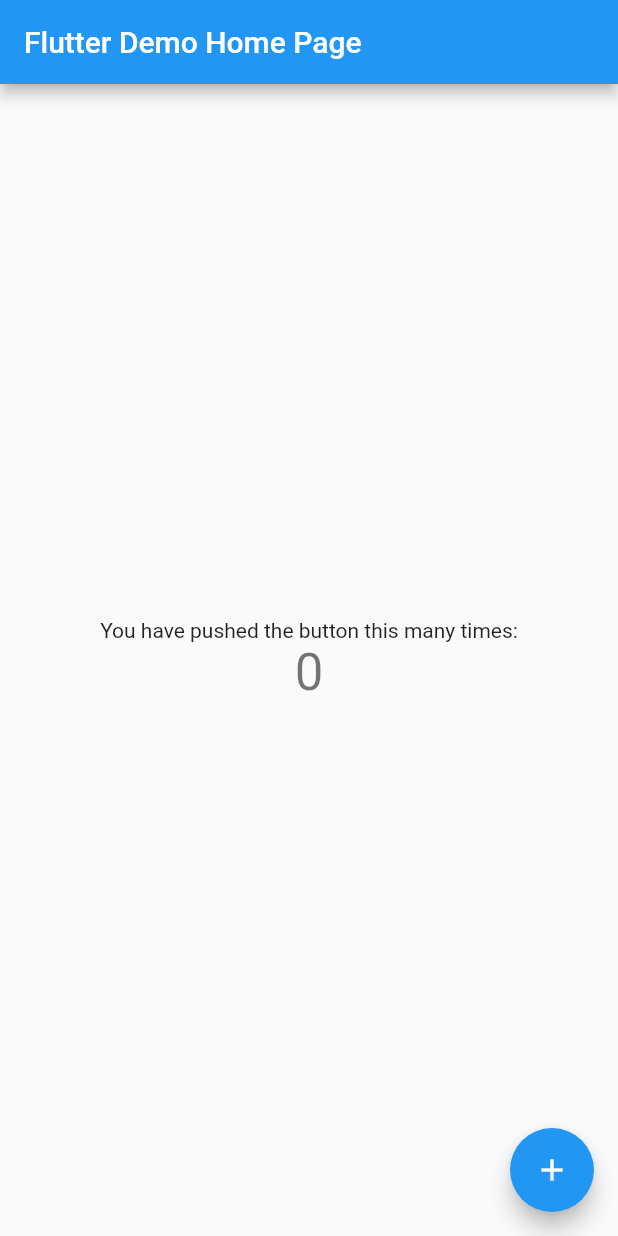
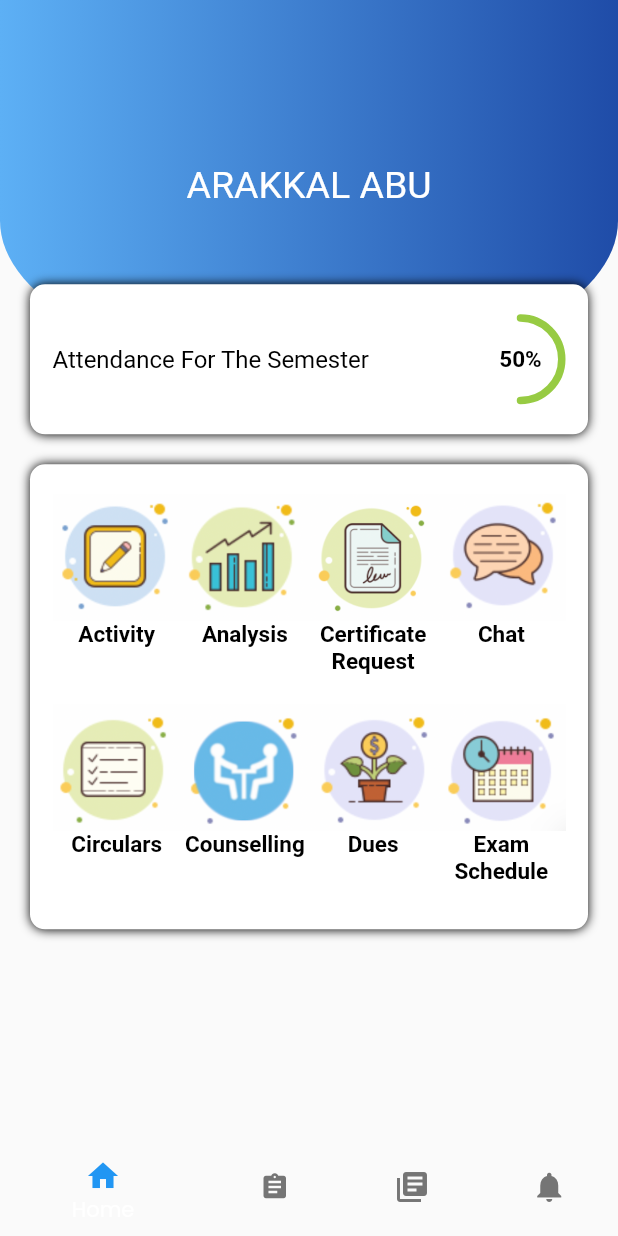
Before and after one commit to GDSCSCTCE/Student-Port, a Flutter app: the screen it shows after launch, on a phone screen of 412 x 824 dp. Run offline on Flutter 3.47's test engine with Material 2 defaults, Android fonts, the phone set to English and light mode, and no system bars; drawn by our look-alikes of percent_indicator; our stand-ins replace google_fonts, sizer.

Commit message:
etlab UI

```diff
--- a/lib/main.dart
+++ b/lib/main.dart
@@ -1,6 +1,13 @@
 import 'package:flutter/material.dart';
+import 'package:flutter/services.dart';
+import 'package:google_fonts/google_fonts.dart';
+import 'package:sct_lab/views/splash_screen/splash_screen.dart';
+import 'package:sizer/sizer.dart';
 
-void main() {
+void main() async {
+  WidgetsFlutterBinding.ensureInitialized();
+  SystemChrome.setPreferredOrientations(
+      [DeviceOrientation.portraitUp, DeviceOrientation.portraitDown]);
   runApp(const MyApp());
 }
 
@@ -10,106 +17,16 @@
   // This widget is the root of your application.
   @override
   Widget build(BuildContext context) {
-    return MaterialApp(
-      title: 'Flutter Demo',
-      theme: ThemeData(
-        // This is the theme of your application.
-        //
-        // Try running your application with "flutter run". You'll see the
-        // application has a blue toolbar. Then, without quitting the app, try
-        // changing the primarySwatch below to Colors.green and then invoke
-        // "hot reload" (press "r" in the console where you ran "flutter run",
-        // or simply save your changes to "hot reload" in a Flutter IDE).
-        // Notice that the counter didn't reset back to zero; the application
-        // is not restarted.
-        primarySwatch: Colors.blue,
-      ),
-      home: const MyHomePage(title: 'Flutter Demo Home Page'),
-    );
+    return Sizer(builder: (context, orientation, deviceType) {
+      return MaterialApp(
+        title: 'Flutter Demo',
+        theme: ThemeData(
+          textTheme: TextTheme(
+            headline1: GoogleFonts.poppins(color: Color(0xff212121)),
+          ),
+        ),
+        home: const SplashScreen(),
+      );
+    });
   }
 }
-
-class MyHomePage extends StatefulWidget {
-  const MyHomePage({super.key, required this.title});
-
-  // This widget is the home page of your application. It is stateful, meaning
-  // that it has a State object (defined below) that contains fields that affect
-  // how it looks.
-
-  // This class is the configuration for the state. It holds the values (in this
-  // case the title) provided by the parent (in this case the App widget) and
-  // used by the build method of the State. Fields in a Widget subclass are
-  // always marked "final".
-
-  final String title;
-
-  @override
-  State<MyHomePage> createState() => _MyHomePageState();
-}
-
-class _MyHomePageState extends State<MyHomePage> {
-  int _counter = 0;
-
-  void _incrementCounter() {
-    setState(() {
-      // This call to setState tells the Flutter framework that something has
-      // changed in this State, which causes it to rerun the build method below
-      // so that the display can reflect the updated values. If we changed
-      // _counter without calling setState(), then the build method would not be
-      // called again, and so nothing would appear to happen.
-      _counter++;
-    });
-  }
-
-  @override
-  Widget build(BuildContext context) {
-    // This method is rerun every time setState is called, for instance as done
-    // by the _incrementCounter method above.
-    //
-    // The Flutter framework has been optimized to make rerunning build methods
-    // fast, so that you can just rebuild anything that needs updating rather
-    // than having to individually change instances of widgets.
-    return Scaffold(
-      appBar: AppBar(
-        // Here we take the value from the MyHomePage object that was created by
-        // the App.build method, and use it to set our appbar title.
-        title: Text(widget.title),
-      ),
-      body: Center(
-        // Center is a layout widget. It takes a single child and positions it
-        // in the middle of the parent.
-        child: Column(
-          // Column is also a layout widget. It takes a list of children and
-          // arranges them vertically. By default, it sizes itself to fit its
-          // children horizontally, and tries to be as tall as its parent.
-          //
-          // Invoke "debug painting" (press "p" in the console, choose the
-          // "Toggle Debug Paint" action from the Flutter Inspector in Android
-          // Studio, or the "Toggle Debug Paint" command in Visual Studio Code)
-          // to see the wireframe for each widget.
-          //
-          // Column has various properties to control how it sizes itself and
-          // how it positions its children. Here we use mainAxisAlignment to
-          // center the children vertically; the main axis here is the vertical
-          // axis because Columns are vertical (the cross axis would be
-          // horizontal).
-          mainAxisAlignment: MainAxisAlignment.center,
-          children: <Widget>[
-            const Text(
-              'You have pushed the button this many times:',
-            ),
-            Text(
-              '$_counter',
-              style: Theme.of(context).textTheme.headline4,
-            ),
-          ],
-        ),
-      ),
-      floatingActionButton: FloatingActionButton(
-        onPressed: _incrementCounter,
-        tooltip: 'Increment',
-        child: const Icon(Icons.add),
-      ), // This trailing comma makes auto-formatting nicer for build methods.
-    );
-  }
-}
--- /dev/null
+++ b/lib/views/home_screen/home_screen.dart
@@ -0,0 +1,238 @@
+import 'package:flutter/material.dart';
+import 'package:google_fonts/google_fonts.dart';
+import 'package:percent_indicator/circular_percent_indicator.dart';
+import 'package:sizer/sizer.dart';
+
+class HomeScreen extends StatefulWidget {
+  const HomeScreen({super.key});
+
+  @override
+  State<HomeScreen> createState() => _HomeScreenState();
+}
+
+class _HomeScreenState extends State<HomeScreen> {
+  static const CONTENT_LABELS = [
+    'Activity',
+    'Analysis',
+    'Certificate Request',
+    'Chat',
+    'Circulars',
+    'Counselling',
+    'Dues',
+    'Exam Schedule'
+  ];
+
+  List<BottomNavigationBarItem> _getBottomNavBarItems() {
+    return [
+      BottomNavigationBarItem(
+        icon: Icon(
+          Icons.home,
+          color: Colors.grey[600],
+        ),
+        label: "Home",
+        activeIcon: Icon(
+          Icons.home,
+          color: Colors.blue,
+        ),
+      ),
+      BottomNavigationBarItem(
+        icon: Icon(
+          Icons.assignment,
+          color: Colors.grey[600],
+          size: 20,
+        ),
+        label: "Assignments",
+        activeIcon: Icon(
+          Icons.assignment,
+          color: Colors.blue,
+          size: 20,
+        ),
+      ),
+      BottomNavigationBarItem(
+        icon: Icon(
+          Icons.my_library_books,
+          color: Colors.grey[600],
+        ),
+        label: "Study Materials",
+        activeIcon: Icon(
+          Icons.my_library_books,
+          color: Colors.blue,
+        ),
+      ),
+      BottomNavigationBarItem(
+        icon: Icon(
+          Icons.notifications,
+          color: Colors.grey[600],
+        ),
+        label: "Notice Board",
+        activeIcon: Icon(
+          Icons.notifications,
+          color: Colors.blue,
+        ),
+      ),
+    ];
+  }
+
+  Widget _bottomNavigationSheet() {
+    return BottomNavigationBar(
+      currentIndex: 0,
+      backgroundColor: const Color(0xfffbfbfb),
+      elevation: 0,
+      selectedLabelStyle: GoogleFonts.poppins(color: Color(0xff212121)),
+      unselectedLabelStyle: GoogleFonts.poppins(color: Color(0xff212121)),
+      onTap: (int index) {},
+      items: _getBottomNavBarItems(),
+    );
+  }
+
+  Widget _getAppBar() {
+    return Container(
+      height: 30.h,
+      width: double.infinity,
+      alignment: Alignment.center,
+      decoration: BoxDecoration(
+        gradient: const LinearGradient(
+          colors: [
+            Color(0xff5DB0F5),
+            Color(0xff1F4CA8),
+          ],
+          begin: Alignment.centerLeft,
+          end: Alignment.centerRight,
+        ),
+        borderRadius: BorderRadius.vertical(
+            bottom:
+                Radius.elliptical(MediaQuery.of(context).size.width, 200.0)),
+      ),
+      child: Text(
+        "Arakkal Abu".toUpperCase(),
+        style: TextStyle(color: Colors.white, fontSize: 25),
+      ),
+    );
+  }
+
+  Widget _getAttendanceCard() {
+    return Container(
+      width: double.infinity,
+      alignment: Alignment.center,
+      padding: const EdgeInsets.symmetric(vertical: 20, horizontal: 15),
+      decoration: const BoxDecoration(
+        color: Colors.white,
+        borderRadius: BorderRadius.all(Radius.circular(10)),
+        boxShadow: [
+          BoxShadow(
+            blurRadius: 5.0,
+          )
+        ],
+      ),
+      child: Row(
+        mainAxisAlignment: MainAxisAlignment.spaceBetween,
+        children: [
+          const Text(
+            "Attendance For The Semester",
+            style: TextStyle(color: Colors.black, fontSize: 16),
+          ),
+          CircularPercentIndicator(
+            radius: 30,
+            lineWidth: 5,
+            percent: .5,
+            animationDuration: 700,
+            animation: true,
+            curve: Curves.decelerate,
+            restartAnimation: false,
+            animateFromLastPercent: false,
+            center: const Text(
+              "50%",
+              style: TextStyle(
+                color: Colors.black,
+                fontWeight: FontWeight.w600,
+                fontSize: 15,
+              ),
+            ),
+            circularStrokeCap: CircularStrokeCap.round,
+            progressColor: Color(0xff97CB43),
+            backgroundColor: Colors.white,
+          ),
+        ],
+      ),
+    );
+  }
+
+  Widget _getMainContentCard() {
+    return Container(
+      width: double.infinity,
+      alignment: Alignment.center,
+      padding: const EdgeInsets.symmetric(vertical: 20, horizontal: 15),
+      decoration: const BoxDecoration(
+        color: Colors.white,
+        borderRadius: BorderRadius.all(Radius.circular(10)),
+        boxShadow: [
+          BoxShadow(
+            blurRadius: 5.0,
+          )
+        ],
+      ),
+      child: GridView.builder(
+        shrinkWrap: true,
+        gridDelegate: SliverGridDelegateWithMaxCrossAxisExtent(
+          maxCrossAxisExtent: 25.w,
+          mainAxisExtent: 130,
+          mainAxisSpacing: 10,
+        ),
+        addAutomaticKeepAlives: true,
+        itemCount: 8,
+        physics: BouncingScrollPhysics(),
+        itemBuilder: (context, index) {
+          return InkWell(
+            onTap: () {},
+            child: Column(
+              children: [
+                Image.asset("assets/home_screen/cont_$index.png"),
+                Text(
+                  CONTENT_LABELS[index],
+                  textAlign: TextAlign.center,
+                  style: TextStyle(
+                    color: Colors.black,
+                    fontWeight: FontWeight.w600,
+                    fontSize: 15,
+                  ),
+                ),
+              ],
+            ),
+          );
+        },
+      ),
+    );
+  }
+
+  @override
+  Widget build(BuildContext context) {
+    return Scaffold(
+      body: Stack(
+        alignment: Alignment.topCenter,
+        fit: StackFit.loose,
+        children: [
+          _getAppBar(),
+          SingleChildScrollView(
+            child: Padding(
+              padding: const EdgeInsets.symmetric(horizontal: 20.0),
+              child: Column(
+                mainAxisSize: MainAxisSize.max,
+                children: [
+                  SizedBox(
+                    height: 23.h,
+                  ),
+                  _getAttendanceCard(),
+                  SizedBox(
+                    height: 20,
+                  ),
+                  _getMainContentCard()
+                ],
+              ),
+            ),
+          )
+        ],
+      ),
+      bottomNavigationBar: _bottomNavigationSheet(),
+    );
+  }
+}
--- /dev/null
+++ b/lib/views/splash_screen/splash_screen.dart
@@ -0,0 +1,68 @@
+import 'package:flutter/cupertino.dart';
+import 'package:flutter/material.dart';
+import 'package:sct_lab/views/home_screen/home_screen.dart';
+import 'package:sizer/sizer.dart';
+
+class SplashScreen extends StatefulWidget {
+  const SplashScreen({super.key});
+
+  @override
+  State<SplashScreen> createState() => _SplashScreenState();
+}
+
+class _SplashScreenState extends State<SplashScreen> {
+  @override
+  void initState() {
+    // TODO: implement initState
+    super.initState();
+    _pushToHome();
+  }
+
+  void _pushToHome() async {
+    await Future.delayed(Duration(seconds: 2));
+
+    if (mounted) {
+      Navigator.pushReplacement(context,
+          CupertinoPageRoute(builder: (builder) => const HomeScreen()));
+    }
+  }
+
+  @override
+  Widget build(BuildContext context) {
+    return Scaffold(
+      body: Container(
+        decoration: const BoxDecoration(
+          gradient: LinearGradient(
+            colors: [
+              Color(0xff5DB0F5),
+              Color(0xff1F4CA8),
+            ],
+            begin: Alignment.topRight,
+            end: Alignment.bottomLeft,
+          ),
+        ),
+        child: Center(
+          child: Column(
+            mainAxisAlignment: MainAxisAlignment.center,
+            children: [
+              Text(
+                'sctlab',
+                style: TextStyle(
+                    fontSize: 30,
+                    color: Colors.white,
+                    fontWeight: FontWeight.w300),
+              ),
+              SizedBox(
+                height: 30.h,
+              ),
+              CupertinoActivityIndicator(
+                color: Colors.white,
+                radius: 15,
+              ),
+            ],
+          ),
+        ),
+      ),
+    );
+  }
+}
```
Also changed, not shown: pubspec.yaml (+5 -2 lines), assets/home_screen/cont_0.png (added), assets/home_screen/cont_1.png (added), assets/home_screen/cont_2.png (added), assets/home_screen/cont_3.png (added), assets/home_screen/cont_4.png (added), assets/home_screen/cont_5.png (added), assets/home_screen/cont_6.png (added), assets/home_screen/cont_7.png (added), pubspec.lock, 7 other files.
